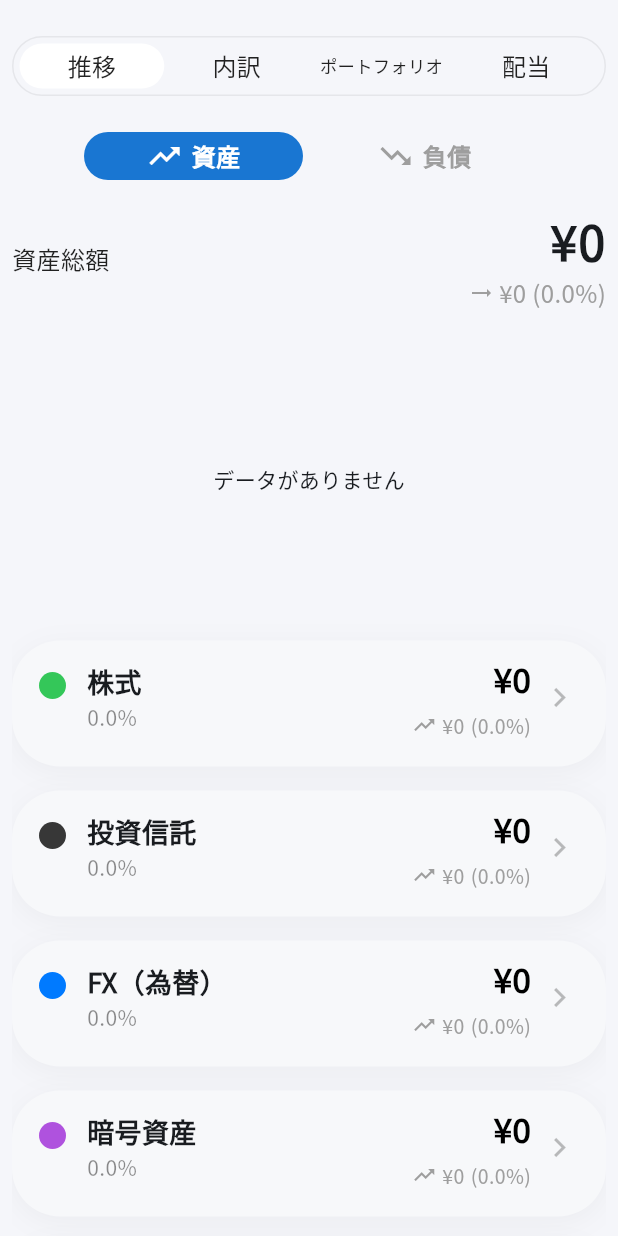
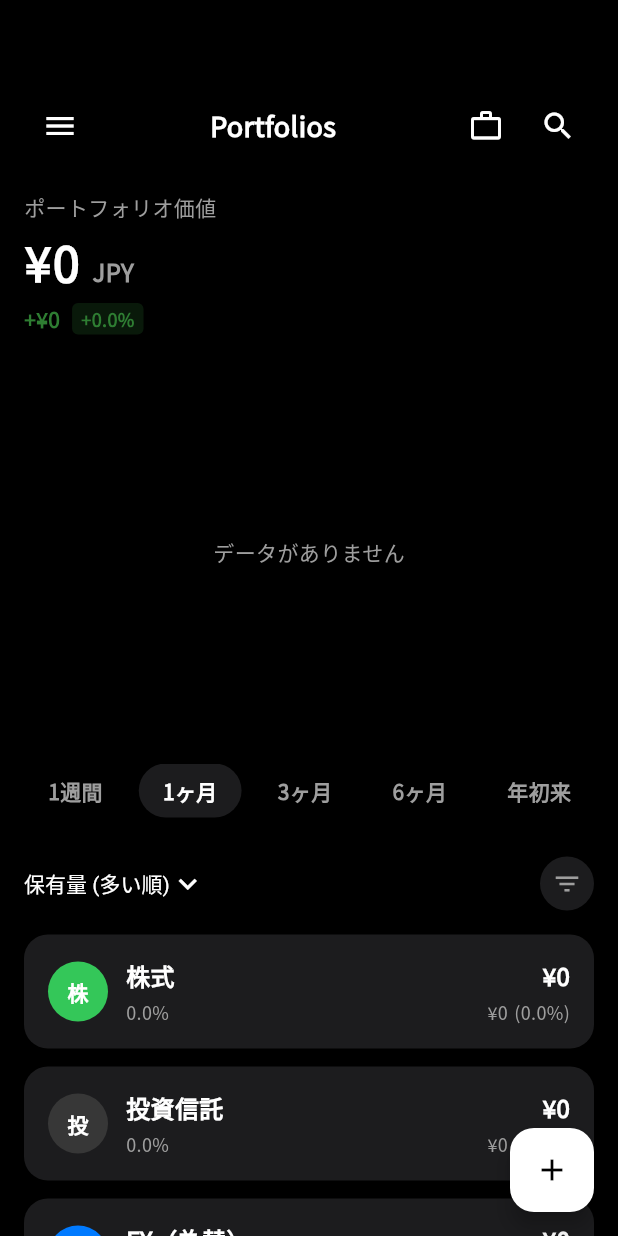
Before and after one commit to kuma1022/money_nest_app, a Flutter app: the AssetsTabPage screen opened directly with empty values, on a phone screen of 412 x 824 dp. Run offline on Flutter 3.47's test engine with Material 3 defaults, Android fonts, the phone set to English and light mode, and no system bars; our stand-ins replace drift, dropdown_button2, fl_chart, flutter_svg, pull_to_refresh, shared_preferences and 1 more; missing offline and left inert: liquid_glass_renderer, motor; accounts and stored records are empty; generated files the repository leaves out were written again; network calls fail; statements that could not run were skipped.

Commit message:
update ui

```diff
--- a/lib/pages/assets/assets_tab_page.dart
+++ b/lib/pages/assets/assets_tab_page.dart
@@ -212,29 +212,25 @@
   Widget build(BuildContext context) {
     final bottomPadding = MediaQuery.of(context).padding.bottom;
 
-    return SizedBox.expand(
+    return Scaffold(
+      backgroundColor: Colors.black,
+      body: SizedBox.expand(
         child: Stack(
           children: [
             Positioned.fill(
               child: Container(
-              decoration: const BoxDecoration(
-                gradient: LinearGradient(
-                  colors: [AppColors.appBackground, AppColors.appBackground],
-                  begin: Alignment.topCenter,
-                  end: Alignment.bottomCenter,
-                ),
-              ),
+                color: Colors.black,
               ),
             ),
             Padding(
-            padding: EdgeInsets.fromLTRB(8, 0, 8, bottomPadding),
+              padding: EdgeInsets.fromLTRB(16, 0, 16, bottomPadding),
               child: NotificationListener<ScrollNotification>(
                 onNotification: (notification) {
                   double pixels = 0.0;
                   if (notification is ScrollUpdateNotification ||
                       notification is OverscrollNotification) {
                     pixels = notification.metrics.pixels;
-                  if (pixels < 0) pixels = 0; // 只允许正数（如需overscroll缩放可不处理）
+                    if (pixels < 0) pixels = 0;
                     widget.onScroll?.call(pixels);
                   }
                   return false;
@@ -245,132 +241,106 @@
                   child: Column(
                     crossAxisAlignment: CrossAxisAlignment.stretch,
                     children: [
-                    const SizedBox(height: 16),
-                    CustomTab(
-                      tabs: const ['推移', '内訳', 'ポートフォリオ', '配当'],
-                      tabViews: [
-                        buildTransitionWidget(),
-                        buildBreakdownWidget(),
-                        buildPortfolioWidget(),
-                        buildDividendWidget(),
+                      const SizedBox(height: 60),
+                      // Header
+                      Row(
+                        mainAxisAlignment: MainAxisAlignment.spaceBetween,
+                        children: [
+                          IconButton(
+                            icon: const Icon(Icons.menu, color: Colors.white),
+                            onPressed: () {},
+                          ),
+                          const Text(
+                            'Portfolios',
+                            style: TextStyle(
+                              color: Colors.white,
+                              fontSize: 18,
+                              fontWeight: FontWeight.bold,
+                            ),
+                          ),
+                          Row(
+                            children: [
+                              IconButton(
+                                icon: const Icon(Icons.work_outline,
+                                    color: Colors.white),
+                                onPressed: () {},
+                              ),
+                              IconButton(
+                                icon: const Icon(Icons.search,
+                                    color: Colors.white),
+                                onPressed: () {},
+                              ),
                             ],
                           ),
+                        ],
+                      ),
+                      const SizedBox(height: 20),
+                      buildTransitionAssetWidget(),
+                      const SizedBox(height: 20),
+                      // Asset List Title
+                      Row(
+                        mainAxisAlignment: MainAxisAlignment.spaceBetween,
+                        children: [
+                          DropdownButtonHideUnderline(
+                            child: DropdownButton<String>(
+                              value: '保有量 (多い順)',
+                              dropdownColor: const Color(0xFF1C1C1E),
+                              icon: const Icon(Icons.keyboard_arrow_down,
+                                  color: Colors.white),
+                              style: const TextStyle(
+                                  color: Colors.white, fontSize: 14),
+                              onChanged: (v) {},
+                              items: const [
+                                DropdownMenuItem(
+                                  value: '保有量 (多い順)',
+                                  child: Text('保有量 (多い順)'),
+                                ),
+                              ],
+                            ),
+                          ),
+                          Container(
+                            padding: const EdgeInsets.all(8),
+                            decoration: const BoxDecoration(
+                              shape: BoxShape.circle,
+                              color: Color(0xFF1C1C1E),
+                            ),
+                            child: const Icon(
+                              Icons.filter_list,
+                              color: Colors.grey,
+                              size: 20,
+                            ),
+                          ),
+                        ],
+                      ),
+                      const SizedBox(height: 10),
+                      createAssetList(),
                       const SizedBox(height: 80),
                     ],
                   ),
                 ),
               ),
             ),
-          // 全屏加载层
+            // Floating Action Button
+            Positioned(
+              right: 16,
+              bottom: bottomPadding + 16,
+              child: FloatingActionButton(
+                backgroundColor: Colors.white,
+                child: const Icon(Icons.add, color: Colors.black),
+                onPressed: () {},
+              ),
+            ),
+            // Loading Overlay
             if (_isInitializing)
               Positioned.fill(
                 child: Container(
-                color: Colors.white.withOpacity(0.6),
+                  color: Colors.black.withOpacity(0.5),
                   child: const Center(child: CircularProgressIndicator()),
                 ),
               ),
           ],
         ),
-    );
-  }
-
-  Widget buildTransitionWidget() {
-    return StatefulBuilder(
-      builder: (context, setState) {
-        const double tabBtnHeight = 32;
-        const double tabBtnRadius = tabBtnHeight / 2;
-
-        return Column(
-          children: [
-            Row(
-              children: [
-                const SizedBox(width: 48),
-                Expanded(
-                  child: GestureDetector(
-                    onTap: () => setState(() => _selectedTransitionIndex = 0),
-                    child: Container(
-                      height: tabBtnHeight,
-                      decoration: BoxDecoration(
-                        color: _selectedTransitionIndex == 0
-                            ? AppColors.appBlue
-                            : Colors.transparent,
-                        borderRadius: BorderRadius.circular(tabBtnRadius),
       ),
-                      child: Row(
-                        mainAxisAlignment: MainAxisAlignment.center,
-                        children: [
-                          Icon(
-                            Icons.trending_up,
-                            color: _selectedTransitionIndex == 0
-                                ? Colors.white
-                                : Colors.grey,
-                          ),
-                          const SizedBox(width: 6),
-                          Text(
-                            '資産',
-                            style: TextStyle(
-                              color: _selectedTransitionIndex == 0
-                                  ? Colors.white
-                                  : Colors.grey,
-                              fontWeight: FontWeight.bold,
-                              fontSize: 16,
-                            ),
-                          ),
-                        ],
-                      ),
-                    ),
-                  ),
-                ),
-                const SizedBox(width: 8),
-                Expanded(
-                  child: GestureDetector(
-                    onTap: () => setState(() => _selectedTransitionIndex = 1),
-                    child: Container(
-                      height: tabBtnHeight,
-                      decoration: BoxDecoration(
-                        color: _selectedTransitionIndex == 1
-                            ? AppColors.appDownRed
-                            : Colors.transparent,
-                        borderRadius: BorderRadius.circular(tabBtnRadius),
-                      ),
-                      child: Row(
-                        mainAxisAlignment: MainAxisAlignment.center,
-                        children: [
-                          Icon(
-                            Icons.trending_down,
-                            color: _selectedTransitionIndex == 1
-                                ? Colors.white
-                                : Colors.grey,
-                          ),
-                          const SizedBox(width: 6),
-                          Text(
-                            '負債',
-                            style: TextStyle(
-                              color: _selectedTransitionIndex == 1
-                                  ? Colors.white
-                                  : Colors.grey,
-                              fontWeight: FontWeight.bold,
-                              fontSize: 16,
-                            ),
-                          ),
-                        ],
-                      ),
-                    ),
-                  ),
-                ),
-                const SizedBox(width: 48),
-              ],
-            ),
-            const SizedBox(height: 18),
-            _selectedTransitionIndex == 0
-                ? Column(
-                    crossAxisAlignment: CrossAxisAlignment.start,
-                    children: [buildTransitionAssetWidget(), createAssetList()],
-                  )
-                : buildTransitionLiabilityWidget(),
-          ],
-        );
-      },
     );
   }
 
@@ -380,49 +350,122 @@
     return Column(
       crossAxisAlignment: CrossAxisAlignment.start,
       children: categories.map((category) {
-        return InkWell(
-          borderRadius: BorderRadius.circular(16), // 配合卡片圆角
+        return Container(
+          margin: const EdgeInsets.only(bottom: 12),
+          decoration: BoxDecoration(
+            color: const Color(0xFF1C1C1E),
+            borderRadius: BorderRadius.circular(16),
+          ),
+          child: InkWell(
+            borderRadius: BorderRadius.circular(16),
             onTap: () {
-            // 如果是股票类别，跳转到 stock_detail_page
               if (category['categoryCode'] == 'stock') {
                 Navigator.of(context).push(
                   MaterialPageRoute(
                     builder: (context) => StockDetailPage(db: widget.db),
                   ),
                 );
-            }
-            // 如果是加密货币类别，跳转到 crypto_detail_page
-            if (category['categoryCode'] == 'crypto') {
+              } else if (category['categoryCode'] == 'crypto') {
                 Navigator.of(context).push(
                   MaterialPageRoute(
-                  builder: (context) =>
-                      CryptoDetailPage(key: cryptoDetailPageKey, db: widget.db),
+                    builder: (context) => CryptoDetailPage(
+                        key: cryptoDetailPageKey, db: widget.db),
                   ),
                 );
-              // 访问 CryptoDetailPage 的初始化方法
                 WidgetsBinding.instance.addPostFrameCallback((_) {
                   cryptoDetailPageKey.currentState?.initializeData();
                 });
-            }
-            // 如果是投资信托类别，跳转到 fund_detail_page
-            else if (category['categoryCode'] == 'fund') {
+              } else if (category['categoryCode'] == 'fund') {
                 Navigator.of(context).push(
                   MaterialPageRoute(
                     builder: (context) => FundDetailPage(db: widget.db),
                   ),
                 );
               }
-            // 其他类别可以在这里添加相应的跳转逻辑
             },
-          child: SummaryCategoryCard(
-            label: category['label'],
-            dotColor: category['dotColor'],
-            rateLabel: category['rateLabel'],
-            value: category['value'],
-            profitText: category['profitText'],
-            profitRateText: category['profitRateText'],
-            profitColor: category['profitColor'],
-            subCategories: const [],
+            child: Padding(
+              padding: const EdgeInsets.all(16.0),
+              child: Row(
+                children: [
+                  // Icon
+                  Container(
+                    width: 40,
+                    height: 40,
+                    decoration: BoxDecoration(
+                      color: category['dotColor'] ?? Colors.grey,
+                      shape: BoxShape.circle,
+                    ),
+                    child: Center(
+                      child: Text(
+                        (category['label'] as String).substring(0, 1),
+                        style: const TextStyle(
+                          color: Colors.white,
+                          fontWeight: FontWeight.bold,
+                        ),
+                      ),
+                    ),
+                  ),
+                  const SizedBox(width: 12),
+                  // Name and Quantity
+                  Column(
+                    crossAxisAlignment: CrossAxisAlignment.start,
+                    children: [
+                      Text(
+                        category['label'],
+                        style: const TextStyle(
+                          color: Colors.white,
+                          fontWeight: FontWeight.bold,
+                          fontSize: 16,
+                        ),
+                      ),
+                      const SizedBox(height: 4),
+                      Text(
+                        category['rateLabel'] ?? '',
+                        style: const TextStyle(
+                          color: Colors.grey,
+                          fontSize: 12,
+                        ),
+                      ),
+                    ],
+                  ),
+                  const Spacer(),
+                  // Value and Change
+                  Column(
+                    crossAxisAlignment: CrossAxisAlignment.end,
+                    children: [
+                      Text(
+                        category['value'],
+                        style: const TextStyle(
+                          color: Colors.white,
+                          fontWeight: FontWeight.bold,
+                          fontSize: 16,
+                        ),
+                      ),
+                      const SizedBox(height: 4),
+                      Row(
+                        children: [
+                          Text(
+                            category['profitText'] ?? '',
+                            style: TextStyle(
+                              color: category['profitColor'] ?? Colors.grey,
+                              fontSize: 12,
+                            ),
+                          ),
+                          const SizedBox(width: 4),
+                          Text(
+                            category['profitRateText'] ?? '',
+                            style: TextStyle(
+                              color: category['profitColor'] ?? Colors.grey,
+                              fontSize: 12,
+                            ),
+                          ),
+                        ],
+                      ),
+                    ],
+                  ),
+                ],
+              ),
+            ),
           ),
         );
       }).toList(),
@@ -433,51 +476,40 @@
   Widget buildTransitionAssetWidget() {
     final List<Map<String, dynamic>> datas = [];
     if (priceHistory.isNotEmpty && costBasisHistory.isNotEmpty) {
-      /*final List<Map<String, dynamic>> grouped = groupConsecutive(
-        priceHistory,
-        costBasisHistory,
-      );
-
-      for (var group in grouped) {
-        datas.add({
-          'label': group['label'],
-          'color': group['color'],
-          'dataList': (group['dataList'] as List).cast<(DateTime, double)>(),
-        });
-      }
-      */
       datas.add({
         'label': '評価総額',
-        'lineColor': AppColors.appChartBlue,
+        'lineColor': AppColors.appDownRed, // Screenshot shows red/magenta line
         'tooltipText1Color': AppColors.appChartLightBlue,
         'tooltipText2Color': AppColors.appChartLightBlue,
         'dataList': priceHistory,
       });
 
-      datas.add({
-        'label': '取得総額',
-        'lineColor': AppColors.appGrey,
-        'tooltipText1Color': AppColors.appLightGrey,
-        'tooltipText2Color': AppColors.appLightGrey,
-        'dataList': costBasisHistory,
-      });
+      // Hide cost basis line to match simpler look of screenshot?
+      // Or keep it but darker.
+      // Screenshot shows a dotted line, maybe that's cost basis or previous close.
+      // I'll keep just price history for simplicity or keep both.
+      // Keeping both for now but with updated colors.
     }
+
+    final double profit = totalAssets - totalCosts;
+    final double profitPercent =
+        totalCosts == 0 ? 0 : (profit / totalCosts * 100);
+    final bool isUp = profit >= 0;
 
     return Column(
       crossAxisAlignment: CrossAxisAlignment.start,
       children: [
-        Row(
-          children: [
         const Text(
-              '資産総額',
+          'ポートフォリオ価値',
           style: TextStyle(
-                fontSize: AppTexts.fontSizeMedium,
-                color: Colors.black87,
+            fontSize: 14,
+            color: Colors.grey,
           ),
         ),
-            const Spacer(),
-            Column(
-              crossAxisAlignment: CrossAxisAlignment.end,
+        const SizedBox(height: 4),
+        Row(
+          crossAxisAlignment: CrossAxisAlignment.baseline,
+          textBaseline: TextBaseline.alphabetic,
           children: [
             Text(
               AppUtils().formatMoney(
@@ -485,72 +517,101 @@
                 GlobalStore().selectedCurrencyCode ?? 'JPY',
               ),
               style: const TextStyle(
-                    fontSize: AppTexts.fontSizeHuge,
+                fontSize: 32,
                 fontWeight: FontWeight.bold,
+                color: Colors.white,
                 letterSpacing: 1,
               ),
             ),
-                Row(
-                  mainAxisAlignment: MainAxisAlignment.center,
-                  children: [
-                    Icon(
-                      totalAssets > totalCosts
-                          ? Icons.trending_up
-                          : totalAssets < totalCosts
-                          ? Icons.trending_down
-                          : Icons.trending_flat,
-                      color: totalAssets > totalCosts
-                          ? AppColors.appUpGreen
-                          : totalAssets < totalCosts
-                          ? AppColors.appDownRed
-                          : AppColors.appGrey,
-                      size: AppTexts.fontSizeMedium,
-                    ),
-                    const SizedBox(width: 4),
+            const SizedBox(width: 8),
             Text(
-                      '${AppUtils().formatMoney((totalAssets - totalCosts).toDouble(), GlobalStore().selectedCurrencyCode ?? 'JPY')} (${AppUtils().formatNumberByTwoDigits(totalCosts == 0 ? 0 : ((totalAssets - totalCosts) / totalCosts * 100))}%)',
-                      style: TextStyle(
-                        color: totalAssets > totalCosts
-                            ? AppColors.appUpGreen
-                            : totalAssets < totalCosts
-                            ? AppColors.appDownRed
-                            : AppColors.appGrey,
-                        fontSize: AppTexts.fontSizeMedium,
+              GlobalStore().selectedCurrencyCode ?? 'JPY',
+              style: const TextStyle(
+                fontSize: 16,
+                color: Colors.grey,
+                fontWeight: FontWeight.bold,
               ),
             ),
           ],
         ),
-              ],
+        const SizedBox(height: 4),
+        Row(
+          children: [
+            Text(
+              '${isUp ? '+' : ''}${AppUtils().formatMoney(profit, GlobalStore().selectedCurrencyCode ?? 'JPY')}',
+              style: TextStyle(
+                color: isUp ? AppColors.appUpGreen : AppColors.appDownRed,
+                fontSize: 14,
+                fontWeight: FontWeight.bold,
+              ),
+            ),
+            const SizedBox(width: 8),
+            Container(
+              padding: const EdgeInsets.symmetric(horizontal: 6, vertical: 2),
+              decoration: BoxDecoration(
+                color: (isUp ? AppColors.appUpGreen : AppColors.appDownRed)
+                    .withOpacity(0.2),
+                borderRadius: BorderRadius.circular(4),
+              ),
+              child: Text(
+                '${isUp ? '+' : ''}${AppUtils().formatNumberByTwoDigits(profitPercent)}%',
+                style: TextStyle(
+                  color: isUp ? AppColors.appUpGreen : AppColors.appDownRed,
+                  fontSize: 12,
+                  fontWeight: FontWeight.bold,
+                ),
+              ),
             ),
           ],
         ),
-        const SizedBox(height: 12),
-        if (datas.isNotEmpty)
-          // 区间选择 pulldown 靠右
-          Padding(
-            padding: const EdgeInsets.only(right: 12, top: 4, bottom: 4),
-            child: Align(
-              alignment: Alignment.centerRight,
-              child: _PlatformRangeSelector(
-                value: _selectedRangeKey,
-                values: _rangeMap.keys.toList(),
-                onChanged: (v) {
-                  if (v == null) return;
+        const SizedBox(height: 20),
+        SizedBox(
+          height: 250, // Chart height
+          child: datas.isNotEmpty
+              ? _TransitionAssetChart(
+                  datas: datas,
+                  currencyCode: GlobalStore().selectedCurrencyCode ?? 'JPY',
+                )
+              : const Center(
+                  child: Text('データがありません', style: TextStyle(color: Colors.grey))),
+        ),
+        const SizedBox(height: 16),
+        // Range Selector Tabs
+        SingleChildScrollView(
+          scrollDirection: Axis.horizontal,
+          child: Row(
+            children: _rangeMap.keys.map((key) {
+              final bool isSelected = key == _selectedRangeKey;
+              return GestureDetector(
+                onTap: () {
                   if (mounted) {
-                    setState(() => _selectedRangeKey = v);
+                    setState(() => _selectedRangeKey = key);
                     _reloadByRange();
                   }
                 },
+                child: Container(
+                  padding:
+                      const EdgeInsets.symmetric(horizontal: 16, vertical: 8),
+                  margin: const EdgeInsets.only(right: 8),
+                  decoration: BoxDecoration(
+                    color: isSelected
+                        ? const Color(0xFF1C1C1E)
+                        : Colors.transparent,
+                    borderRadius: BorderRadius.circular(20),
+                  ),
+                  child: Text(
+                    key,
+                    style: TextStyle(
+                      color: isSelected ? Colors.white : Colors.grey,
+                      fontWeight: FontWeight.bold,
+                      fontSize: 14,
                     ),
                   ),
                 ),
-        if (datas.isNotEmpty)
-          _TransitionAssetChart(
-            datas: datas,
-            currencyCode: GlobalStore().selectedCurrencyCode,
+              );
+            }).toList(),
           ),
-        if (datas.isEmpty)
-          const SizedBox(height: 200, child: Center(child: Text('データがありません'))),
+        ),
       ],
     );
   }
@@ -709,12 +770,10 @@
       animation: _animation,
       builder: (context, child) {
         // 这里直接传完整 dataList
-        return CardSection(
-          child: LineChartSample12(
+        return LineChartSample12(
           datas: widget.datas,
           currencyCode: widget.currencyCode,
           animationValue: _animation.value, // 0.0~1.0
-          ),
         );
       },
     );
```
Lines whose indentation alone changed are shown as unchanged.
